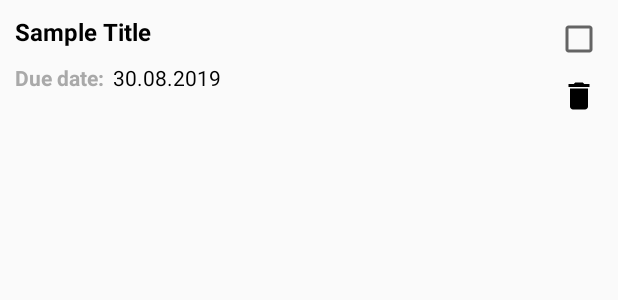
After one commit to SriFatra/ToDoListApp-FinalProject, an Android app: the layout item_todo_list.xml on its own in the app's theme, with its tools: preview values and no code run, on a phone screen of 412 x 824 dp. The commit adds this screen. Shown: the top 300 px of the screen. Run offline under Robolectric (Android 15) with nearby library versions, the light colour scheme and no system bars.

Commit message:
Add some XML and Resource

```diff
--- /dev/null
+++ b/app/src/main/res/anim/layout_animation.xml
@@ -0,0 +1,5 @@
+<?xml version="1.0" encoding="utf-8"?>
+<layoutAnimation xmlns:android="http://schemas.android.com/apk/res/android"
+    android:delay="10%"
+    android:animation="@anim/animation_fall_down"
+    />
--- /dev/null
+++ b/app/src/main/res/drawable-v24/ic_add_white.xml
@@ -0,0 +1,5 @@
+<vector android:height="24dp" android:tint="#FFFFFF"
+    android:viewportHeight="24.0" android:viewportWidth="24.0"
+    android:width="24dp" xmlns:android="http://schemas.android.com/apk/res/android">
+    <path android:fillColor="#FF000000" android:pathData="M19,13h-6v6h-2v-6H5v-2h6V5h2v6h6v2z"/>
+</vector>
--- /dev/null
+++ b/app/src/main/res/drawable-v24/ic_delete_black_24dp.xml
@@ -0,0 +1,10 @@
+<vector xmlns:android="http://schemas.android.com/apk/res/android"
+    android:width="24dp"
+    android:height="24dp"
+    android:viewportWidth="24.0"
+    android:viewportHeight="24.0">
+
+    <path
+        android:fillColor="#FF000000"
+        android:pathData="M6,19c0,1.1 0.9,2 2,2h8c1.1,0 2,-0.9 2,-2V7H6v12zM19,4h-3.5l-1,-1h-5l-1,1H5v2h14V4z"/>
+</vector>
--- /dev/null
+++ b/app/src/main/res/layout/item_todo_list.xml
@@ -0,0 +1,66 @@
+<?xml version="1.0" encoding="utf-8"?>
+<RelativeLayout xmlns:android="http://schemas.android.com/apk/res/android"
+    android:layout_width="match_parent"
+    android:layout_height="wrap_content">
+
+    <TextView
+        android:id="@+id/tv_item_title"
+        android:layout_width="wrap_content"
+        android:layout_height="wrap_content"
+        android:layout_marginStart="10dp"
+        android:layout_marginTop="10dp"
+        android:fontFamily="sans-serif"
+        android:text="Sample Title"
+        android:textColor="#000000"
+        android:textSize="16sp"
+        android:textStyle="bold" />
+
+
+
+    <TextView
+        android:id="@+id/tv_due_date"
+        android:layout_width="wrap_content"
+        android:layout_height="wrap_content"
+        android:layout_below="@id/tv_item_title"
+        android:layout_marginStart="10dp"
+        android:layout_marginTop="10dp"
+        android:fontFamily="sans-serif"
+        android:text="Due date:"
+        android:textColor="#A9A9A9"
+        android:textSize="14sp"
+        android:textStyle="bold" />
+
+    <TextView
+        android:id="@+id/tv_item_due_date"
+        android:layout_width="wrap_content"
+        android:layout_height="wrap_content"
+        android:layout_toEndOf="@id/tv_due_date"
+        android:layout_below="@id/tv_item_title"
+        android:layout_marginTop="10dp"
+        android:layout_marginStart="6dp"
+        android:fontFamily="sans-serif"
+        android:text="30.08.2019"
+        android:textColor="#000"
+        android:textSize="14sp"
+        android:textStyle="normal" />
+
+    <CheckBox
+        android:id="@+id/checkbox_item"
+        android:layout_width="wrap_content"
+        android:layout_height="wrap_content"
+        android:layout_alignParentEnd="true"
+        android:layout_marginEnd="10dp"
+        android:layout_marginTop="10dp" />
+
+
+    <ImageView
+        android:id="@+id/iv_delete_item"
+        android:layout_width="wrap_content"
+        android:layout_height="wrap_content"
+        android:layout_alignParentEnd="true"
+        android:layout_marginTop="10dp"
+        android:layout_marginEnd="14dp"
+        android:layout_below="@id/checkbox_item"
+        android:src="@drawable/ic_delete_black_24dp" />
+
+</RelativeLayout>
--- a/app/src/main/res/values/colors.xml
+++ b/app/src/main/res/values/colors.xml
@@ -1,6 +1,6 @@
 <?xml version="1.0" encoding="utf-8"?>
 <resources>
-    <color name="colorPrimary">#6200EE</color>
-    <color name="colorPrimaryDark">#3700B3</color>
-    <color name="colorAccent">#03DAC5</color>
+    <color name="colorPrimary">#39eaaa</color>
+    <color name="colorPrimaryDark">#52edb5</color>
+    <color name="colorAccent">#0b7e64</color>
 </resources>
```
Also changed, not shown: app/src/main/res/anim/animation_fall_down.xml (added, +26 -0 lines), app/src/main/res/layout/activity_main.xml (+20 -10 lines), app/src/main/res/layout/todo_list.xml (added, +16 -0 lines), app/src/main/res/mipmap-mdpi/empty_task_list.jpeg (added), app/src/main/res/mipmap-mdpi/empty_task_list_two.jpeg (added), app/src/main/res/mipmap/add_assignment.jpg (added).
